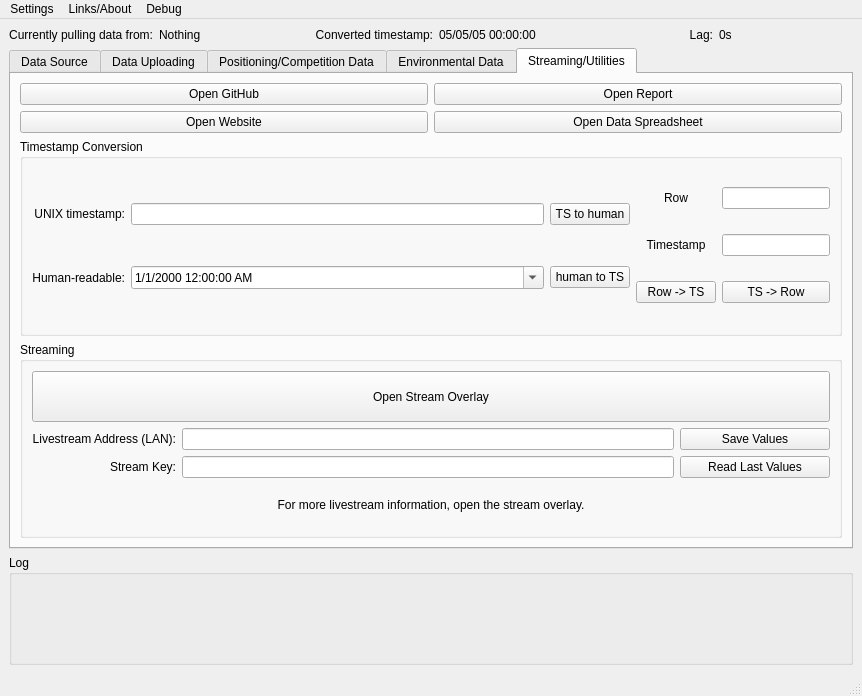
Old version of the form src/main/resources/base/new2020.ui in the repository aacttelemetry/aactui.
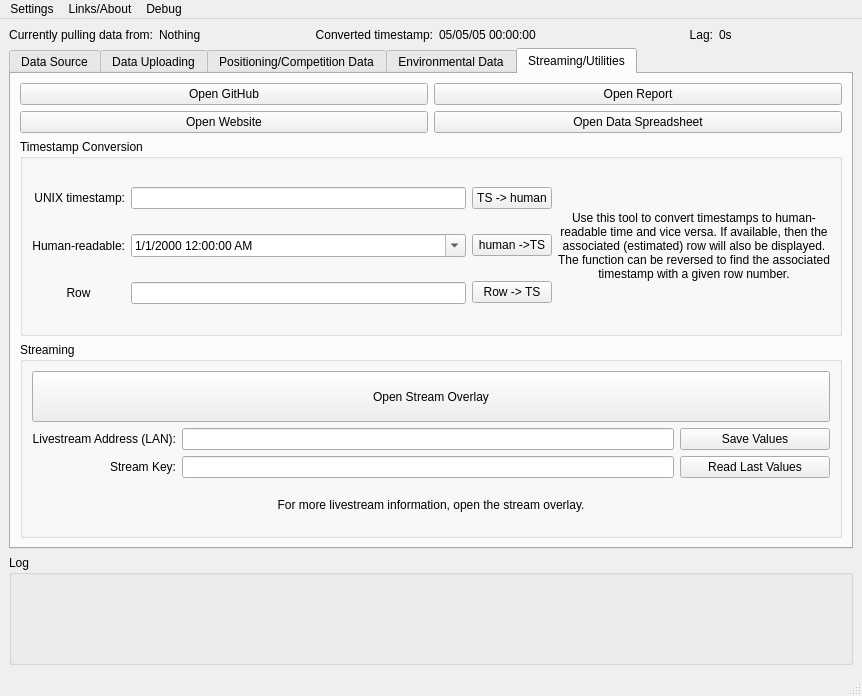
New version of the form. The open tabs and pages were chosen to show the change.

Commit message: add names to elements

The edit to the form file:
```diff
--- a/src/main/resources/base/new2020.ui
+++ b/src/main/resources/base/new2020.ui
@@ -1453,9 +1453,6 @@
                </property>
               </widget>
              </item>
-             <item row="0" column="1">
-              <widget class="QLineEdit" name="lineEdit_10"/>
-             </item>
              <item row="1" column="1">
               <widget class="QDateTimeEdit" name="dateTimeEdit">
                <property name="displayFormat">
@@ -1466,6 +1463,32 @@
                </property>
               </widget>
              </item>
+             <item row="0" column="1">
+              <widget class="QLineEdit" name="timestamp_edit"/>
+             </item>
+             <item row="2" column="0">
+              <widget class="QLabel" name="label_121">
+               <property name="text">
+                <string>Row</string>
+               </property>
+               <property name="alignment">
+                <set>Qt::AlignCenter</set>
+               </property>
+              </widget>
+             </item>
+             <item row="2" column="1">
+              <widget class="QLineEdit" name="row_edit">
+               <property name="sizePolicy">
+                <sizepolicy hsizetype="Preferred" vsizetype="Fixed">
+                 <horstretch>0</horstretch>
+                 <verstretch>0</verstretch>
+                </sizepolicy>
+               </property>
+               <property name="toolTip">
+                <string>If reading from a database file or Google Sheets, you can use this button to try and find the relevant row. It simply does the math </string>
+               </property>
+              </widget>
+             </item>
             </layout>
            </item>
            <item>
@@ -1473,14 +1496,21 @@
              <item>
               <widget class="QPushButton" name="find_row_button">
                <property name="text">
-                <string>TS to human</string>
+                <string>TS -&gt; human</string>
                </property>
               </widget>
              </item>
              <item>
               <widget class="QPushButton" name="pushButton">
                <property name="text">
-                <string>human to TS</string>
+                <string>human -&gt;TS</string>
+               </property>
+              </widget>
+             </item>
+             <item>
+              <widget class="QPushButton" name="pushButton_2">
+               <property name="text">
+                <string>Row -&gt; TS</string>
                </property>
               </widget>
              </item>
@@ -1491,60 +1521,16 @@
              <property name="sizeConstraint">
               <enum>QLayout::SetDefaultConstraint</enum>
              </property>
-             <item row="2" column="0">
+             <item row="0" column="1">
               <widget class="QLabel" name="label_4">
                <property name="text">
-                <string>Timestamp</string>
+                <string>Use this tool to convert timestamps to human-readable time and vice versa. If available, then the associated (estimated) row will also be displayed. The function can be reversed to find the associated timestamp with a given row number.</string>
                </property>
                <property name="alignment">
                 <set>Qt::AlignCenter</set>
                </property>
-              </widget>
-             </item>
-             <item row="2" column="1">
-              <widget class="QLineEdit" name="lineEdit_16">
-               <property name="sizePolicy">
-                <sizepolicy hsizetype="Preferred" vsizetype="Fixed">
-                 <horstretch>0</horstretch>
-                 <verstretch>0</verstretch>
-                </sizepolicy>
-               </property>
-              </widget>
-             </item>
-             <item row="1" column="0">
-              <widget class="QLabel" name="label_121">
-               <property name="text">
-                <string>Row</string>
-               </property>
-               <property name="alignment">
-                <set>Qt::AlignCenter</set>
-               </property>
-              </widget>
-             </item>
-             <item row="1" column="1">
-              <widget class="QLineEdit" name="lineEdit_11">
-               <property name="sizePolicy">
-                <sizepolicy hsizetype="Preferred" vsizetype="Fixed">
-                 <horstretch>0</horstretch>
-                 <verstretch>0</verstretch>
-                </sizepolicy>
-               </property>
-               <property name="toolTip">
-                <string>If reading from a database file or Google Sheets, you can use this button to try and find the relevant row. It simply does the math </string>
-               </property>
-              </widget>
-             </item>
-             <item row="3" column="0">
-              <widget class="QPushButton" name="pushButton_2">
-               <property name="text">
-                <string>Row -&gt; TS</string>
-               </property>
-              </widget>
-             </item>
-             <item row="3" column="1">
-              <widget class="QPushButton" name="pushButton_3">
-               <property name="text">
-                <string>TS -&gt; Row</string>
+               <property name="wordWrap">
+                <bool>true</bool>
                </property>
               </widget>
              </item>
```
Left out of the diff: 20 changed lines with no effect on the pictures.
